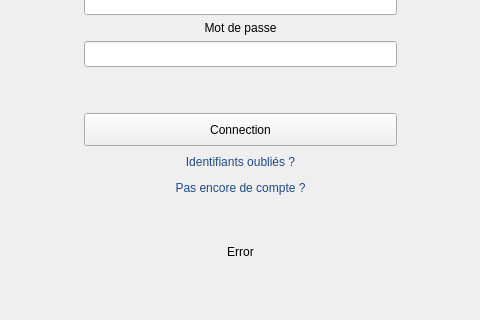
LaFourmiProgrammeuse/Inventuros, file loginpage.ui: the form before one commit; both pictures show x 89 to 569 and y 204 to 524 of the 659 by 524 pixel window.
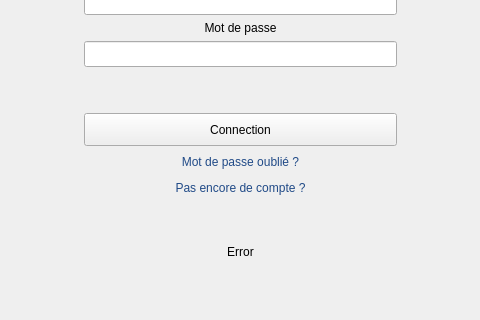
The form after the commit. The open tabs and pages were chosen to show the change.

```diff
--- a/loginpage.ui
+++ b/loginpage.ui
@@ -253,7 +253,7 @@
 height: 20px;</string>
            </property>
            <property name="text">
-            <string>Identifiants oubliés ?</string>
+            <string>Mot de passe oublié ?</string>
            </property>
            <property name="checkable">
             <bool>false</bool>
```
Left out of the diff: 2 changed lines with no effect on the pictures.
